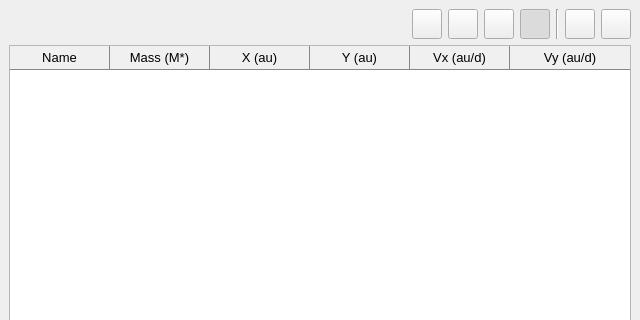
The window that python/qt/ui/main_window.ui (robertapplin/N-Body-Simulations) describes before a commit, drawn with Qt 5; both pictures show x 0 to 640 and y 0 to 320 of the 640 by 846 pixel window.
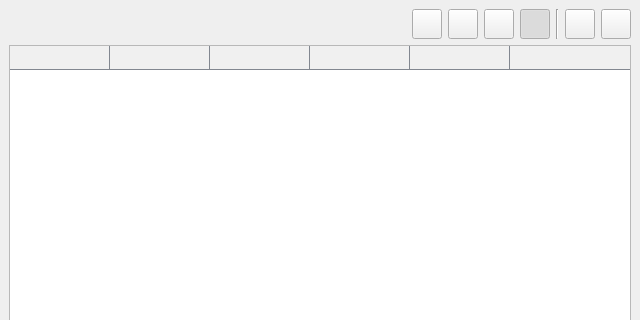
The same window after the commit.

Commit message: Remove table headers from ui form.

The edit to the form file:
```diff
--- a/python/qt/ui/main_window.ui
+++ b/python/qt/ui/main_window.ui
@@ -130,32 +130,32 @@
           </attribute>
           <column>
            <property name="text">
-            <string>Name</string>
+            <string/>
            </property>
           </column>
           <column>
            <property name="text">
-            <string>Mass (M*)</string>
+            <string/>
            </property>
           </column>
           <column>
            <property name="text">
-            <string>X (au)</string>
+            <string/>
            </property>
           </column>
           <column>
            <property name="text">
-            <string>Y (au)</string>
+            <string/>
            </property>
           </column>
           <column>
            <property name="text">
-            <string>Vx (au/d)</string>
+            <string/>
            </property>
           </column>
           <column>
            <property name="text">
-            <string>Vy (au/d)</string>
+            <string/>
            </property>
           </column>
          </widget>
```
The commit also changes 2 other files.
